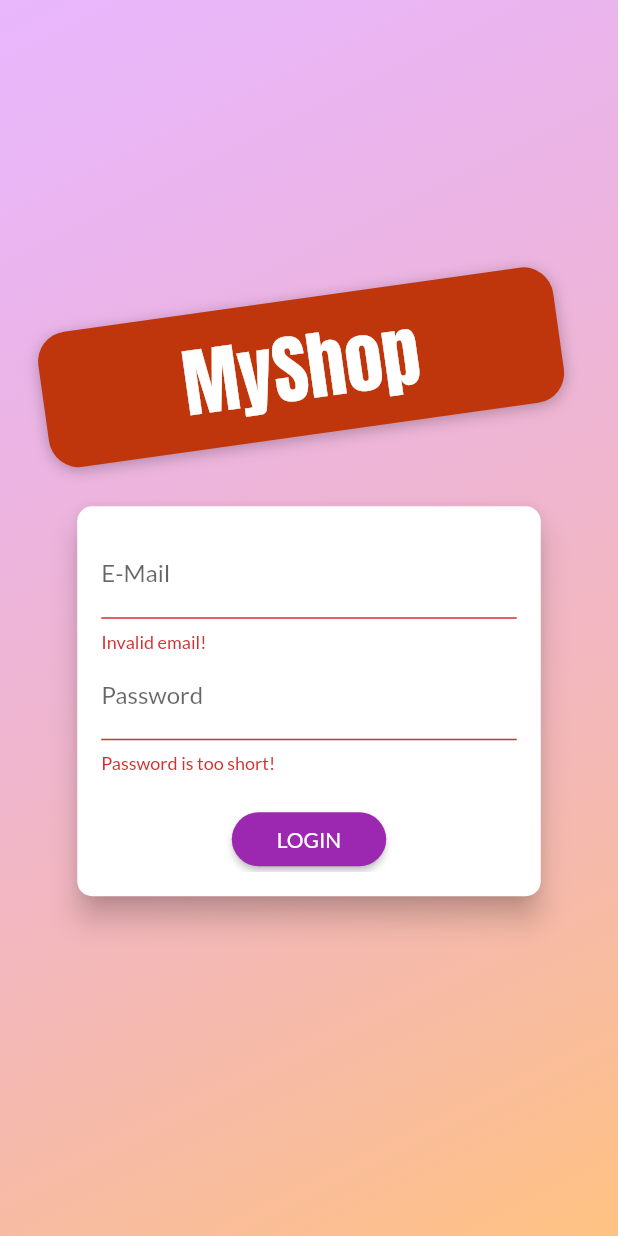
After one commit to WhoStoleMyBrain/shop_app, a Flutter app: the screen it shows after launch, after a tap on "LOGIN", on a phone screen of 412 x 824 dp. The commit adds this screen. Run offline on Flutter 3.47's test engine with Material 2 defaults, Android fonts, the phone set to English and light mode, and no system bars; our stand-ins replace shared_preferences; network calls fail.

Commit message:
Added user authentication with autologin, autologout and registration with firebase backend.

```diff
--- a/lib/main.dart
+++ b/lib/main.dart
@@ -7,9 +7,12 @@ import './screens/cart_screen.dart';
 import './screens/orders_screen.dart';
 import './screens/user_products_screen.dart';
 import './screens/edit_product_screen.dart';
+import './screens/auth_screen.dart';
+import './screens/splash_screen.dart';
 import './providers/products.dart';
 import './providers/cart.dart';
 import './providers/orders.dart';
+import './providers/auth.dart';
 
 void main() => runApp(MyApp());
 
@@ -19,26 +22,47 @@ class MyApp extends StatelessWidget {
     return MultiProvider(
       providers: [
         ChangeNotifierProvider(
+          create: (ctx) => Auth(),
+        ),
+        ChangeNotifierProxyProvider<Auth, Products>(
           // value: Products(),
-          create: (ctx) => Products(), // provider class
+          update: (ctx, auth, previousProducts) => Products(
+              auth.token,
+              auth.userId,
+              previousProducts.items == null ? [] : previousProducts.items),
+          create: (ctx) => Products(null, null, []), // provider class
         ),
         ChangeNotifierProvider(
           // value: Cart(),
           create: (ctx) => Cart(), // provider class
         ),
-        ChangeNotifierProvider(
-          create: (ctx) => Orders(),
+        ChangeNotifierProxyProvider<Auth, Orders>(
+          update: (ctx, auth, previousOrders) => Orders(auth.token, auth.userId,
+              previousOrders.orders == null ? [] : previousOrders.orders),
+          create: (ctx) => Orders(null, null, []),
         ),
       ],
-      child: MaterialApp(
+      child: Consumer<Auth>(
+        builder: (ctx, authData, _) => MaterialApp(
           title: 'MyShop',
           theme: ThemeData(
               // primarySwatch: Colors.purple,
               // accentColor: null,
               fontFamily: 'Lato',
               colorScheme: ColorScheme.fromSwatch(
-                primarySwatch: Colors.purple, accentColor: Colors.deepOrange)),
-        home: ProductsOverviewScreen(),
+                  primarySwatch: Colors.purple,
+                  accentColor: Colors.deepOrange)),
+          home: authData.isAuthenticated
+              ? ProductsOverviewScreen()
+              : FutureBuilder(
+                  future: authData.tryAutoLogin(),
+                  builder: (ctx, authResultSnapshot) =>
+                      authResultSnapshot.connectionState ==
+                              ConnectionState.waiting
+                          ? SplashScreen()
+                          : AuthScreen(),
+                ),
+          // : AuthScreen(),
           routes: {
             ProductDetailScreen.routeName: (ctx) => ProductDetailScreen(),
             CartScreen.routeName: (ctx) => CartScreen(),
@@ -47,6 +71,7 @@ class MyApp extends StatelessWidget {
             EditProductScreen.routeName: (ctx) => EditProductScreen(),
           },
         ),
+      ),
     );
   }
 }
--- /dev/null
+++ b/lib/providers/auth.dart
@@ -0,0 +1,131 @@
+import 'dart:math';
+
+import 'package:flutter/material.dart';
+
+import '../models/http_exception.dart';
+import 'dart:async';
+
+import 'dart:convert';
+import 'package:flutter/widgets.dart';
+import 'package:http/http.dart' as http;
+import 'package:shared_preferences/shared_preferences.dart';
+
+class Auth with ChangeNotifier {
+  String _token;
+  DateTime _expiryDate;
+  String _userId;
+  Timer _authTimer;
+
+  bool get isAuthenticated {
+    return token != null;
+  }
+
+  String get token {
+    if (_expiryDate != null &&
+        _expiryDate.isAfter(DateTime.now()) &&
+        _token != null) {
+      return _token;
+    }
+    return null;
+  }
+
+  String get userId {
+    return _userId;
+  }
+
+  Future<void> _authenticate(
+      String email, String password, String urlSegment) async {
+    final url = Uri.parse(
+        'https://identitytoolkit.googleapis.com/v1/$urlSegment?key=AIzaSyCtXqNRrPZQIrzPAKSoPbyCd57jCIJjtZg');
+    try {
+      final response = await http.post(
+        url,
+        body: json.encode(
+          {
+            'email': email,
+            'password': password,
+            'returnSecureToken': true,
+          },
+        ),
+      );
+      final responseData = json.decode(response.body);
+      if (responseData['error'] != null) {
+        throw HttpException(responseData['error']['message']);
+      }
+      _token = responseData['idToken'];
+      _userId = responseData['localId'];
+      _expiryDate = DateTime.now().add(
+        Duration(
+          seconds: int.parse(responseData['expiresIn']),
+        ),
+      );
+      _autoLogout();
+      notifyListeners();
+      final prefs = await SharedPreferences.getInstance();
+      final userData = json.encode({
+        'token': _token,
+        'userId': _userId,
+        'expiryDate': _expiryDate.toIso8601String(),
+      });
+      prefs.setString('userData', userData);
+    } catch (error) {
+      throw error;
+    }
+  }
+
+  Future<void> signUp(String email, String password) async {
+    return _authenticate(email, password, 'accounts:signUp');
+  }
+
+  Future<void> login(String email, String password) async {
+    return _authenticate(email, password, 'accounts:signInWithPassword');
+  }
+
+  Future<bool> tryAutoLogin() async {
+    final prefs = await SharedPreferences.getInstance();
+    if (!prefs.containsKey('userData')) {
+      return false;
+    }
+    final extractedUserData =
+        json.decode(prefs.getString('userData')) as Map<String, Object>;
+    final expiryDate = DateTime.parse(extractedUserData['expiryDate']);
+
+    if (expiryDate.isBefore(DateTime.now())) {
+      return false;
+    }
+    _token = extractedUserData['token'];
+    _userId = extractedUserData['userId'];
+    _expiryDate = expiryDate;
+    notifyListeners();
+    _autoLogout();
+    return true;
+  }
+
+  Future<void> logout() async {
+    _token = null;
+    _userId = null;
+    _expiryDate = null;
+    if (_authTimer != null) {
+      _authTimer.cancel();
+      _authTimer = null;
+    }
+    notifyListeners();
+    final prefs = await SharedPreferences.getInstance();
+    prefs.clear();
+  }
+
+  void _autoLogout() {
+    if (_authTimer != null) {
+      _authTimer.cancel();
+    }
+    final timeToExpiry = _expiryDate.difference(DateTime.now()).inSeconds;
+    _authTimer = Timer(Duration(seconds: timeToExpiry), logout);
+  }
+}
+
+//final url = Uri.parse(
+//         'https://shopappdb-f7a87-default-rtdb.europe-west1.firebasedatabase.app/orders.json');
+//https://identitytoolkit.googleapis.com/v1/accounts:signUp?key=[API_KEY]
+// AIzaSyCtXqNRrPZQIrzPAKSoPbyCd57jCIJjtZg
+
+//https://identitytoolkit.googleapis.com/v1/accounts:signInWithPassword?key=[API_KEY]
--- a/lib/providers/orders.dart
+++ b/lib/providers/orders.dart
@@ -21,6 +21,10 @@ class OrderItem {
 
 class Orders with ChangeNotifier {
   List<OrderItem> _orders = [];
+  final String authToken;
+  final String userId;
+
+  Orders(this.authToken, this.userId, this._orders);
 
   List<OrderItem> get orders {
     return [..._orders];
@@ -28,7 +32,7 @@ class Orders with ChangeNotifier {
 
   Future<void> fetchAndSetOrders() async {
     final url = Uri.parse(
-        'https://shopappdb-f7a87-default-rtdb.europe-west1.firebasedatabase.app/orders.json');
+        'https://shopappdb-f7a87-default-rtdb.europe-west1.firebasedatabase.app/orders/$userId.json?auth=$authToken');
     final response = await http.get(url);
     final List<OrderItem> loadedOrders = [];
     final extractedData = json.decode(response.body) as Map<String, dynamic>;
@@ -62,7 +66,7 @@ class Orders with ChangeNotifier {
 
   Future<void> addOrder(List<CartItem> cartProducts, double total) async {
     final url = Uri.parse(
-        'https://shopappdb-f7a87-default-rtdb.europe-west1.firebasedatabase.app/orders.json');
+        'https://shopappdb-f7a87-default-rtdb.europe-west1.firebasedatabase.app/orders/$userId.json?auth=$authToken');
     final timestamp = DateTime.now();
     final response = await http.post(
       url,
--- /dev/null
+++ b/lib/screens/auth_screen.dart
@@ -0,0 +1,273 @@
+import 'dart:math';
+
+import 'package:flutter/material.dart';
+import '../models/http_exception.dart';
+import 'package:provider/provider.dart';
+import '../providers/auth.dart';
+
+enum AuthMode { Signup, Login }
+
+class AuthScreen extends StatelessWidget {
+  static const routeName = '/auth';
+
+  @override
+  Widget build(BuildContext context) {
+    final deviceSize = MediaQuery.of(context).size;
+    // final transformConfig = Matrix4.rotationZ(-8 * pi / 180);
+    // transformConfig.translate(-10.0);
+    return Scaffold(
+      // resizeToAvoidBottomInset: false,
+      body: Stack(
+        children: <Widget>[
+          Container(
+            decoration: BoxDecoration(
+              gradient: LinearGradient(
+                colors: [
+                  Color.fromRGBO(215, 117, 255, 1).withOpacity(0.5),
+                  Color.fromRGBO(255, 188, 117, 1).withOpacity(0.9),
+                ],
+                begin: Alignment.topLeft,
+                end: Alignment.bottomRight,
+                stops: [0, 1],
+              ),
+            ),
+          ),
+          SingleChildScrollView(
+            child: Container(
+              height: deviceSize.height,
+              width: deviceSize.width,
+              child: Column(
+                mainAxisAlignment: MainAxisAlignment.center,
+                crossAxisAlignment: CrossAxisAlignment.center,
+                children: <Widget>[
+                  Flexible(
+                    child: Container(
+                      margin: EdgeInsets.only(bottom: 20.0),
+                      padding:
+                          EdgeInsets.symmetric(vertical: 8.0, horizontal: 94.0),
+                      transform: Matrix4.rotationZ(-8 * pi / 180)
+                        ..translate(-10.0),
+                      // ..translate(-10.0),
+                      decoration: BoxDecoration(
+                        borderRadius: BorderRadius.circular(20),
+                        color: Colors.deepOrange.shade900,
+                        boxShadow: [
+                          BoxShadow(
+                            blurRadius: 8,
+                            color: Colors.black26,
+                            offset: Offset(0, 2),
+                          )
+                        ],
+                      ),
+                      child: Text(
+                        'MyShop',
+                        style: TextStyle(
+                          color: Theme.of(context).colorScheme.onPrimary,
+                          fontSize: 50,
+                          fontFamily: 'Anton',
+                          fontWeight: FontWeight.normal,
+                        ),
+                      ),
+                    ),
+                  ),
+                  Flexible(
+                    flex: deviceSize.width > 600 ? 2 : 1,
+                    child: AuthCard(),
+                  ),
+                ],
+              ),
+            ),
+          ),
+        ],
+      ),
+    );
+  }
+}
+
+class AuthCard extends StatefulWidget {
+  const AuthCard({
+    Key key,
+  }) : super(key: key);
+
+  @override
+  _AuthCardState createState() => _AuthCardState();
+}
+
+class _AuthCardState extends State<AuthCard> {
+  final GlobalKey<FormState> _formKey = GlobalKey();
+  AuthMode _authMode = AuthMode.Login;
+  Map<String, String> _authData = {
+    'email': '',
+    'password': '',
+  };
+  var _isLoading = false;
+  final _passwordController = TextEditingController();
+
+  void _showErrorDialog(String message) {
+    showDialog(
+      context: context,
+      builder: (ctx) => AlertDialog(
+        title: Text('An error occured!'),
+        content: Text(message),
+        actions: [
+          TextButton(
+            onPressed: () {
+              Navigator.of(ctx).pop();
+            },
+            child: Text('Okay'),
+          )
+        ],
+      ),
+    );
+  }
+
+  Future<void> _submit() async {
+    if (!_formKey.currentState.validate()) {
+      // Invalid!
+      return;
+    }
+    _formKey.currentState.save();
+    setState(() {
+      _isLoading = true;
+    });
+    try {
+      if (_authMode == AuthMode.Login) {
+        await Provider.of<Auth>(context, listen: false).login(
+          _authData['email'],
+          _authData['password'],
+        );
+      } else {
+        // Sign user up
+        await Provider.of<Auth>(context, listen: false).signUp(
+          _authData['email'],
+          _authData['password'],
+        );
+      }
+    } on HttpException catch (error) {
+      var errorMessage = 'Authentication failed';
+      if (error.toString().contains('EMAIL_EXISTS')) {
+        errorMessage = 'This email address is already in use.';
+      } else if (error.toString().contains('INVALID_EMAIL')) {
+        errorMessage = 'The provided email address is not valid.';
+      } else if (error.toString().contains('WEAK_PASSWORD')) {
+        errorMessage = 'This password is too weak (read: short).';
+      } else if (error.toString().contains('EMAIL_NOT_FOUND')) {
+        errorMessage = 'Could not find a user with that email.';
+      } else if (error.toString().contains('INVALID_PASSWORD')) {
+        errorMessage = 'Invalid password';
+      }
+      _showErrorDialog(errorMessage);
+    } catch (error) {
+      const errorMessage = 'Could not authenticate. Please try again later.';
+      _showErrorDialog(errorMessage);
+    }
+    setState(() {
+      _isLoading = false;
+    });
+  }
+
+  void _switchAuthMode() {
+    if (_authMode == AuthMode.Login) {
+      setState(() {
+        _authMode = AuthMode.Signup;
+      });
+    } else {
+      setState(() {
+        _authMode = AuthMode.Login;
+      });
+    }
+  }
+
+  @override
+  Widget build(BuildContext context) {
+    final deviceSize = MediaQuery.of(context).size;
+    return Card(
+      shape: RoundedRectangleBorder(
+        borderRadius: BorderRadius.circular(10.0),
+      ),
+      elevation: 8.0,
+      child: Container(
+        height: _authMode == AuthMode.Signup ? 320 : 260,
+        constraints:
+            BoxConstraints(minHeight: _authMode == AuthMode.Signup ? 320 : 260),
+        width: deviceSize.width * 0.75,
+        padding: EdgeInsets.all(16.0),
+        child: Form(
+          key: _formKey,
+          child: SingleChildScrollView(
+            child: Column(
+              children: <Widget>[
+                TextFormField(
+                  decoration: InputDecoration(labelText: 'E-Mail'),
+                  keyboardType: TextInputType.emailAddress,
+                  validator: (value) {
+                    if (value.isEmpty || !value.contains('@')) {
+                      return 'Invalid email!';
+                    }
+                    return null;
+                    // return null;
+                  },
+                  onSaved: (value) {
+                    _authData['email'] = value;
+                  },
+                ),
+                TextFormField(
+                  decoration: InputDecoration(labelText: 'Password'),
+                  obscureText: true,
+                  controller: _passwordController,
+                  validator: (value) {
+                    if (value.isEmpty || value.length < 5) {
+                      return 'Password is too short!';
+                    }
+                  },
+                  onSaved: (value) {
+                    _authData['password'] = value;
+                  },
+                ),
+                if (_authMode == AuthMode.Signup)
+                  TextFormField(
+                    enabled: _authMode == AuthMode.Signup,
+                    decoration: InputDecoration(labelText: 'Confirm Password'),
+                    obscureText: true,
+                    validator: _authMode == AuthMode.Signup
+                        ? (value) {
+                            if (value != _passwordController.text) {
+                              return 'Passwords do not match!';
+                            }
+                          }
+                        : null,
+                  ),
+                SizedBox(
+                  height: 20,
+                ),
+                if (_isLoading)
+                  CircularProgressIndicator()
+                else
+                  RaisedButton(
+                    child:
+                        Text(_authMode == AuthMode.Login ? 'LOGIN' : 'SIGN UP'),
+                    onPressed: _submit,
+                    shape: RoundedRectangleBorder(
+                      borderRadius: BorderRadius.circular(30),
+                    ),
+                    padding:
+                        EdgeInsets.symmetric(horizontal: 30.0, vertical: 8.0),
+                    color: Theme.of(context).colorScheme.primary,
+                    textColor: Theme.of(context).colorScheme.onPrimary,
+                  ),
+                FlatButton(
+                  child: Text(
+                      '${_authMode == AuthMode.Login ? 'SIGNUP' : 'LOGIN'} INSTEAD'),
+                  onPressed: _switchAuthMode,
+                  padding: EdgeInsets.symmetric(horizontal: 30.0, vertical: 4),
+                  materialTapTargetSize: MaterialTapTargetSize.shrinkWrap,
+                  textColor: Theme.of(context).colorScheme.primary,
+                ),
+              ],
+            ),
+          ),
+        ),
+      ),
+    );
+  }
+}
--- /dev/null
+++ b/lib/screens/splash_screen.dart
@@ -0,0 +1,12 @@
+import 'package:flutter/material.dart';
+
+class SplashScreen extends StatelessWidget {
+  @override
+  Widget build(BuildContext context) {
+    return Scaffold(
+      body: Center(
+        child: Text('Loading...'),
+      ),
+    );
+  }
+}
--- a/lib/widgets/product_item.dart
+++ b/lib/widgets/product_item.dart
@@ -3,6 +3,7 @@ import 'package:provider/provider.dart';
 import '../screens/product_detail_screen.dart';
 import '../providers/product.dart';
 import '../providers/cart.dart';
+import '../providers/auth.dart';
 
 class ProductItem extends StatelessWidget {
   // final String id;
@@ -15,6 +16,7 @@ class ProductItem extends StatelessWidget {
   Widget build(BuildContext context) {
     final product = Provider.of<Product>(context, listen: false);
     final cart = Provider.of<Cart>(context, listen: false);
+    final authData = Provider.of<Auth>(context, listen: false);
     return ClipRRect(
       borderRadius: BorderRadius.circular(10.0),
       child: GridTile(
@@ -37,7 +39,7 @@ class ProductItem extends StatelessWidget {
               icon: Icon(
                   product.isFavorite ? Icons.favorite : Icons.favorite_border),
               onPressed: () {
-                product.toggleFavoriteStatus();
+                product.toggleFavoriteStatus(authData.token, authData.userId);
               },
               color: Theme.of(context).colorScheme.secondary,
             ),
--- a/pubspec.yaml
+++ b/pubspec.yaml
@@ -35,6 +35,7 @@ dev_dependencies:
   provider: ^4.0.0
   intl: ^0.15.8
   http: ^0.13.4
+  shared_preferences: ^2.0.13
 
 # For information on the generic Dart part of this file, see the
 # following page: https://dart.dev/tools/pub/pubspec
```
Also changed, not shown: lib/providers/product.dart (+4 -6 lines), lib/providers/products.dart (+19 -8 lines), lib/screens/user_products_screen.dart (+19 -6 lines), lib/widgets/app_drawer.dart (+14 -0 lines), pubspec.lock. Lines whose indentation alone changed are shown as unchanged.
